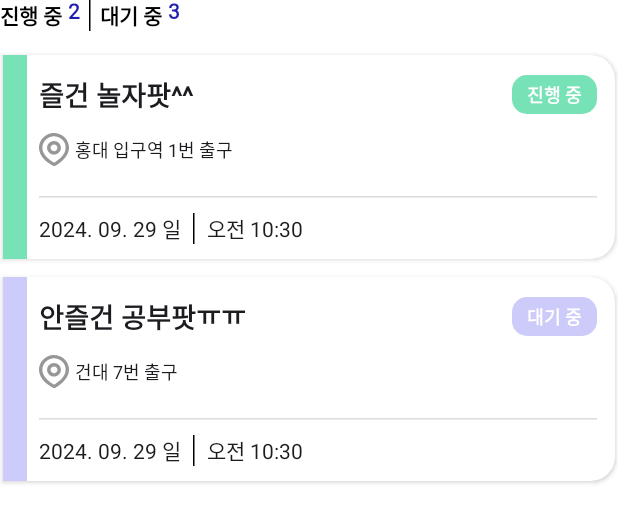
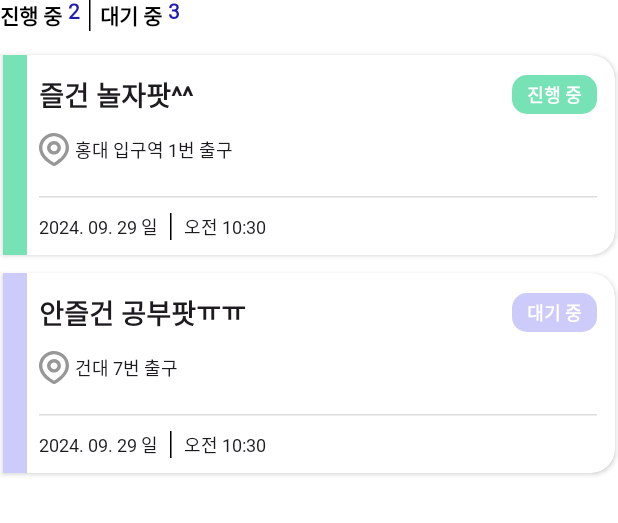
Before and after one commit to AiKU-Dev/Android, an Android app built with Jetpack Compose: the @Preview function GroupScheduleViewPreview, on a phone screen of 412 x 824 dp. Shown: the top 523 px of the screen. Run offline under Robolectric (Android 15) with nearby library versions, the phone set to English and light mode, and no system bars; Roboto replaces fonts that are not available here.

Commit message:
Text style 수정

```diff
--- a/core/src/main/res/values/strings.xml
+++ b/core/src/main/res/values/strings.xml
@@ -42,7 +42,7 @@
     <!-- 약속 -->
     <string name="schedule_running">진행 중</string>
     <string name="schedule_waiting">대기 중</string>
-    <string name="schedule_term">참가 전</string>
+    <string name="schedule_terminated">종료</string>
     <string name="location_content_description">위치</string>
     <string name="create_schedule_content_description">약속 생성</string>
 </resources>
--- a/presentation/src/main/java/com/aiku/presentation/ui/component/card/ScheduleCard.kt
+++ b/presentation/src/main/java/com/aiku/presentation/ui/component/card/ScheduleCard.kt
@@ -65,7 +65,6 @@ fun ScheduleCard(
         colors = CardDefaults.cardColors().copy(
             containerColor = Color.White
         ),
-        //elevation = CardDefaults.cardElevation(defaultElevation = 1.dp)
     ) {
         Column(
             modifier = Modifier
@@ -103,10 +102,14 @@ fun ScheduleCard(
                 .padding(top = 10.dp, bottom = 10.dp)
             ) {
                 Text(
-                    text = schedule.time.toDefaultDateFormat(true),    // TODO : Date
+                    text = schedule.time.toDefaultDateFormat(true),
+                    style = Caption1
                 )
                 VerticalDivider(thickness = 1.dp, color = Color.Black, modifier = Modifier.padding(horizontal = 8.dp))
-                Text(text = schedule.time.to12TimeFormat())
+                Text(
+                    text = schedule.time.to12TimeFormat(),
+                    style = Caption1
+                )
             }
         }
     }
```
Also changed, not shown: presentation/src/main/java/com/aiku/presentation/ui/component/chip/ScheduleStatusChip.kt (+3 -5 lines).
